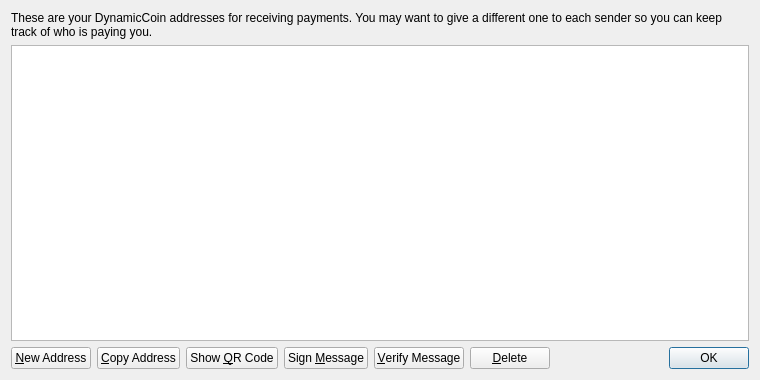
This is src/qt/forms/addressbookpage.ui in Azotroph/current as Qt 5 draws it before an edit. The edited form follows.
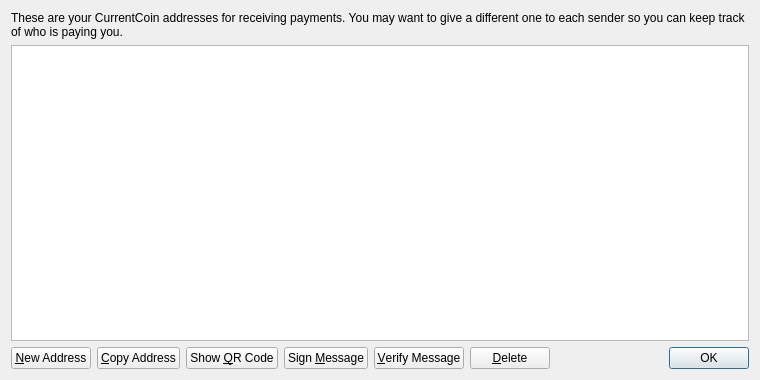
This is the edited form. Icons and pictures are not drawn.

```diff
--- a/src/qt/forms/addressbookpage.ui
+++ b/src/qt/forms/addressbookpage.ui
@@ -17,7 +17,7 @@
    <item>
     <widget class="QLabel" name="labelExplanation">
      <property name="text">
-      <string>These are your DynamicCoin addresses for receiving payments. You may want to give a different one to each sender so you can keep track of who is paying you.</string>
+      <string>These are your CurrentCoin addresses for receiving payments. You may want to give a different one to each sender so you can keep track of who is paying you.</string>
      </property>
      <property name="textFormat">
       <enum>Qt::PlainText</enum>
```
Left out of the diff: 4 changed lines with no effect on the pictures.
